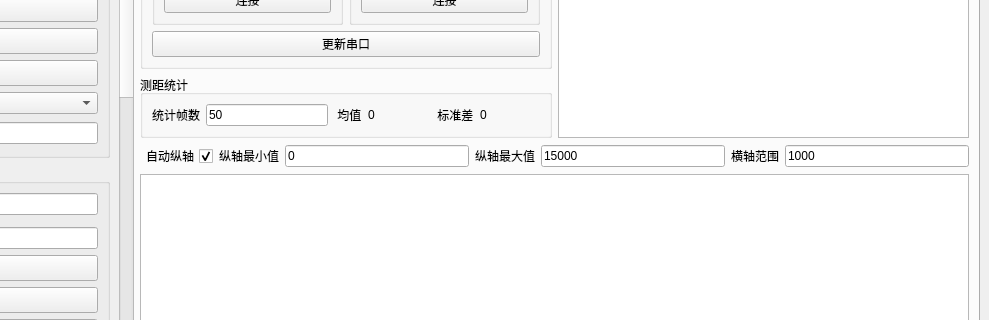
wood1139/trunk_door_demo, file mainwindow.ui: the form before one commit; both pictures show x 336 to 1325 and y 171 to 491 of the 1325 by 667 pixel window.
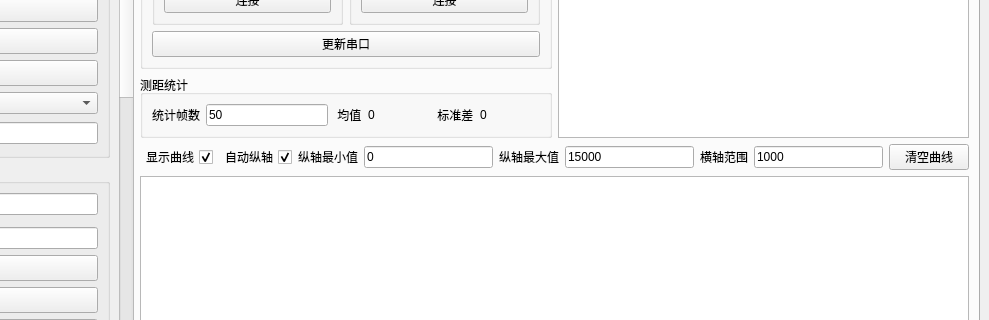
The form after the commit. Custom widgets are drawn as their Qt base class.

Commit message: 增加显示和清空曲线控件

Patch:
```diff
--- a/mainwindow.ui
+++ b/mainwindow.ui
@@ -753,6 +753,19 @@
         </item>
         <item row="2" column="1" colspan="2">
          <layout class="QHBoxLayout" name="horizontalLayout_11">
+          <item>
+           <widget class="QCheckBox" name="checkBox_showCurve">
+            <property name="layoutDirection">
+             <enum>Qt::RightToLeft</enum>
+            </property>
+            <property name="text">
+             <string>显示曲线</string>
+            </property>
+            <property name="checked">
+             <bool>true</bool>
+            </property>
+           </widget>
+          </item>
           <item>
            <widget class="QCheckBox" name="checkBox_autoYaxis">
             <property name="layoutDirection">
@@ -808,6 +821,13 @@
             </property>
            </widget>
           </item>
+          <item>
+           <widget class="QPushButton" name="pushButton_clearCurve">
+            <property name="text">
+             <string>清空曲线</string>
+            </property>
+           </widget>
+          </item>
          </layout>
         </item>
         <item row="3" column="1" colspan="2">
```
Left out of the diff: 12 changed lines with no effect on the pictures. The commit also changes 2 other files.
